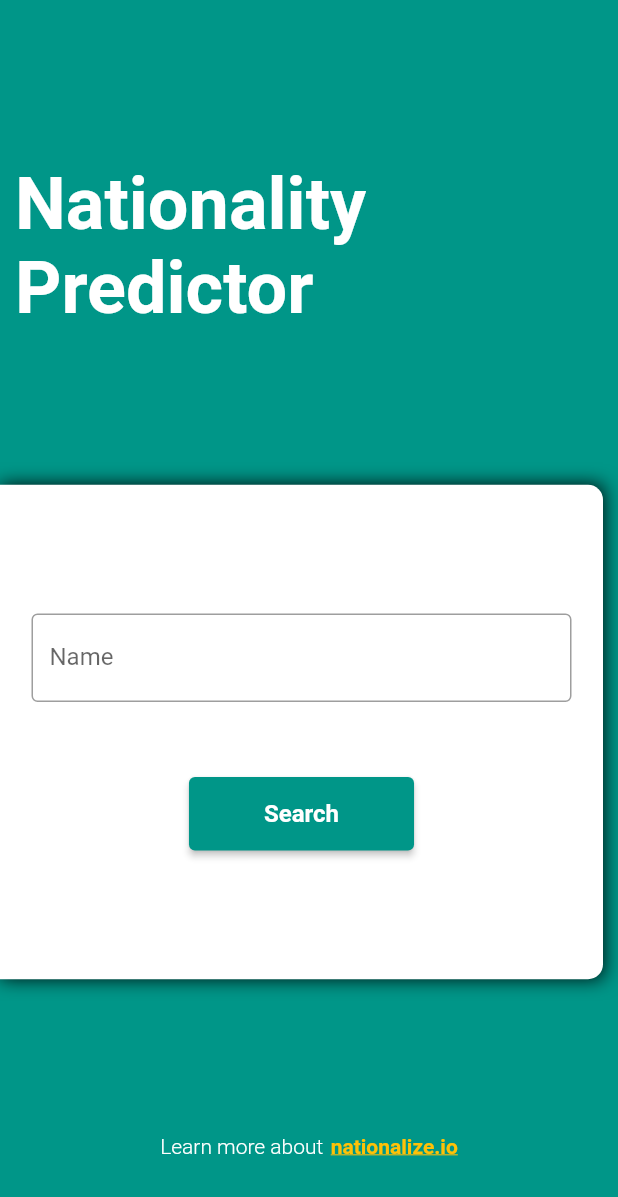
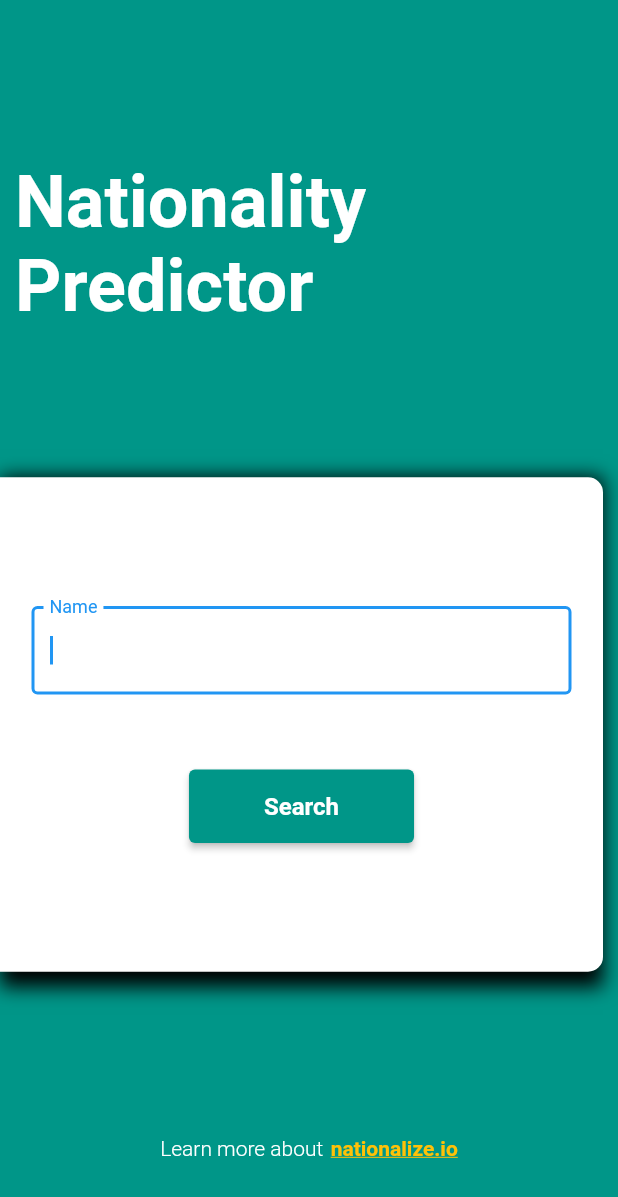
Before and after one commit to dimaszisby/nationality_guesser, a Flutter app: the screen it shows after launch, on a phone screen of 412 x 824 dp. Shown: the top 1197 px of the screen. Run offline on Flutter 3.47's test engine with Material 2 defaults, Android fonts, the phone set to English and light mode, and no system bars; our stand-ins replace rxdart.

Commit message:
Delete: /serach_name.dart -->  redundant class /search_name_card --> add more styling (not finished)

```diff
--- a/lib/src/ui/component/molecules/search_name_card.dart
+++ b/lib/src/ui/component/molecules/search_name_card.dart
@@ -1,6 +1,4 @@
 import 'package:flutter/material.dart';
-import 'package:flutter/src/foundation/key.dart';
-import 'package:flutter/src/widgets/framework.dart';
 
 import '../page/nationality_result_list.dart';
 
@@ -30,12 +28,14 @@ class _SearchNameCardState extends State<SearchNameCard> {
     const progressBar = Center(child: CircularProgressIndicator());
     final mediaQuery = MediaQuery.of(context);
 
-    return Container(
+    return SingleChildScrollView(
+      child: Container(
         child: Align(
           alignment: Alignment.centerLeft,
           child: Padding(
-        padding: const EdgeInsets.only(right: 10),
+            padding: const EdgeInsets.only(right: 10,),
             child: Container(
+              padding: EdgeInsets.only(bottom: MediaQuery.of(context).viewInsets.bottom + 10),
               decoration: const BoxDecoration(
                 boxShadow: [BoxShadow(blurRadius: 10)],
               ),
@@ -61,9 +61,11 @@ class _SearchNameCardState extends State<SearchNameCard> {
                       Flexible(
                         child: TextField(
                           controller: _txController,
+                          autofocus: true,
                           decoration: const InputDecoration(
                             border: OutlineInputBorder(),
                             labelText: "Name",
+                            focusColor: Colors.teal,
                           ),
                           onChanged: (text) {
                             setState(
@@ -104,6 +106,8 @@ class _SearchNameCardState extends State<SearchNameCard> {
               ),
             ),
           ),
-    ));
+        ),
+      ),
+    );
   }
 }
--- a/lib/src/ui/page/search_name.dart
+++ /dev/null
@@ -1 +0,0 @@
-// TODO Implement this library.
```
Lines whose indentation alone changed are shown as unchanged.
